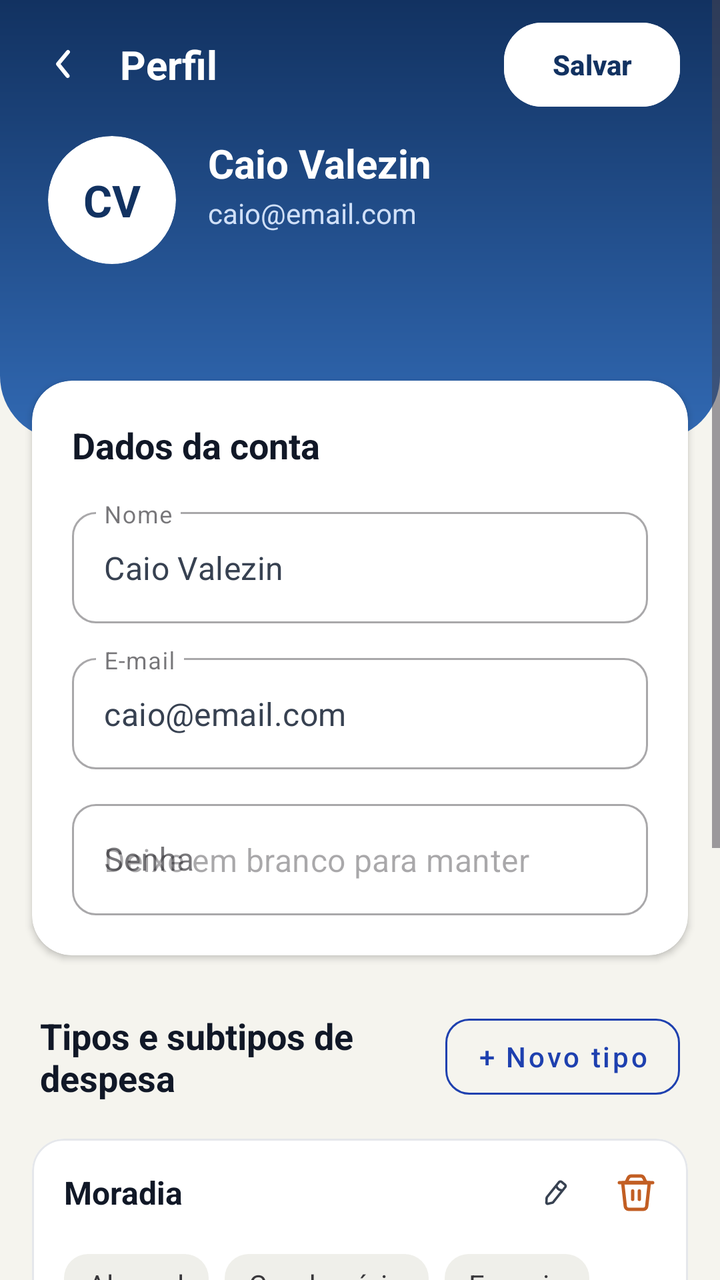
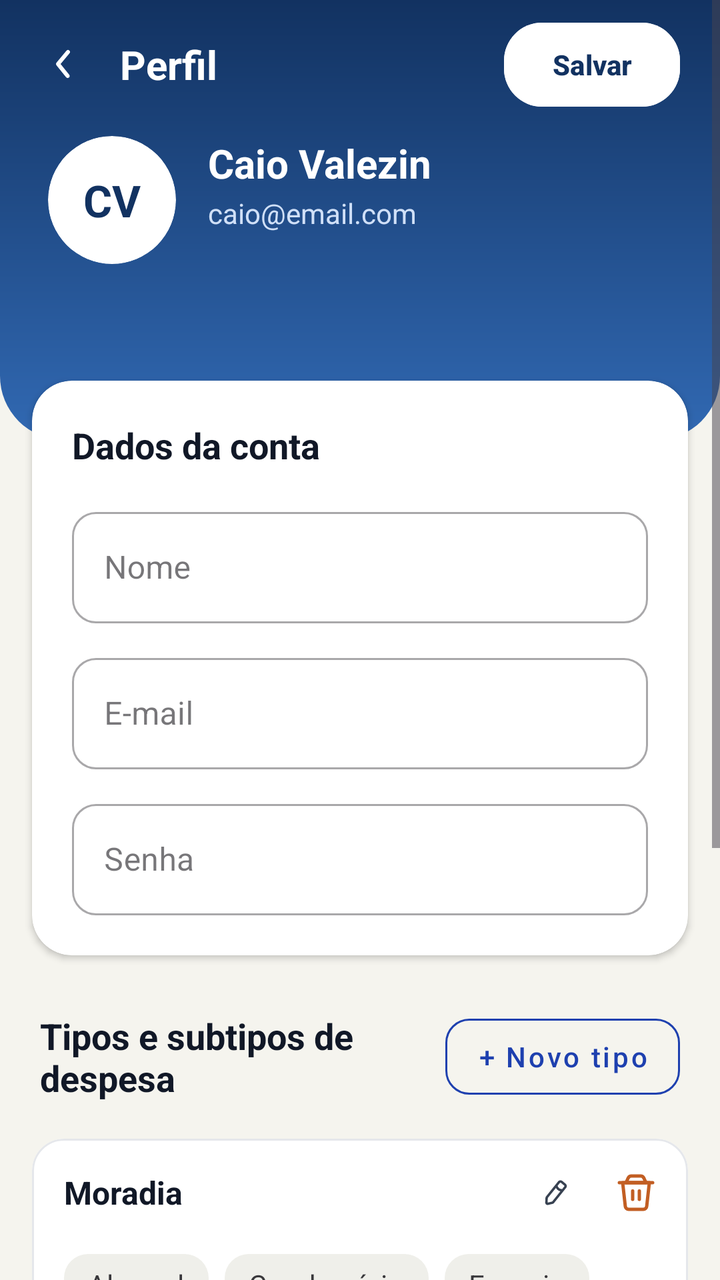

Two renders of the same Android screen: before a commit and after it. Below are the layout's source before the change and the commit's diff.
<!-- AndroidManifest.xml: application theme Theme.PIC -->
<!-- res/layout/activity_profile.xml -->
<?xml version="1.0" encoding="utf-8"?>
<ScrollView xmlns:android="http://schemas.android.com/apk/res/android"
    xmlns:app="http://schemas.android.com/apk/res-auto"
    xmlns:tools="http://schemas.android.com/tools"
    android:layout_width="match_parent"
    android:layout_height="match_parent"
    android:background="#F5F4EE"
    android:fillViewport="true">

    <androidx.constraintlayout.widget.ConstraintLayout
        android:layout_width="match_parent"
        android:layout_height="wrap_content"
        android:paddingBottom="32dp">

        
        <View
            android:id="@+id/headerBackground"
            android:layout_width="0dp"
            android:layout_height="220dp"
            android:background="@drawable/header_background"
            app:layout_constraintEnd_toEndOf="parent"
            app:layout_constraintStart_toStartOf="parent"
            app:layout_constraintTop_toTopOf="parent" />

        
        <ImageView
            android:id="@+id/btnBack"
            android:layout_width="24dp"
            android:layout_height="24dp"
            android:layout_marginStart="20dp"
            android:layout_marginTop="20dp"
            android:contentDescription="@null"
            android:src="@drawable/arrow_back"
            app:tint="@color/white"
            app:layout_constraintStart_toStartOf="parent"
            app:layout_constraintTop_toTopOf="parent" />

        
        <TextView
            android:id="@+id/tvTitle"
            android:layout_width="wrap_content"
            android:layout_height="wrap_content"
            android:layout_marginStart="16dp"
            android:text="@string/profile_title"
            android:textColor="@color/white"
            android:textSize="20sp"
            android:textStyle="bold"
            app:layout_constraintBottom_toBottomOf="@id/btnBack"
            app:layout_constraintStart_toEndOf="@id/btnBack"
            app:layout_constraintTop_toTopOf="@id/btnBack" />

        
        <com.google.android.material.button.MaterialButton
            android:id="@+id/btnSave"
            android:layout_width="wrap_content"
            android:layout_height="50dp"
            android:layout_marginEnd="20dp"
            android:backgroundTint="@color/white"
            android:paddingHorizontal="20dp"
            android:text="@string/btn_save"
            android:textAllCaps="false"
            android:textColor="#123261"
            android:textStyle="bold"
            app:cornerRadius="19dp"
            app:layout_constraintBottom_toBottomOf="@id/tvTitle"
            app:layout_constraintEnd_toEndOf="parent"
            app:layout_constraintTop_toTopOf="@id/tvTitle" />

        
        <com.google.android.material.card.MaterialCardView
            android:id="@+id/cardAvatar"
            android:layout_width="64dp"
            android:layout_height="64dp"
            android:layout_marginStart="24dp"
            android:layout_marginTop="24dp"
            app:cardBackgroundColor="@color/white"
            app:cardCornerRadius="32dp"
            app:cardElevation="0dp"
            app:strokeWidth="0dp"
            app:layout_constraintStart_toStartOf="parent"
            app:layout_constraintTop_toBottomOf="@id/btnBack">

            <TextView
                android:layout_width="wrap_content"
                android:layout_height="wrap_content"
                android:layout_gravity="center"
                android:text="CV"
                android:textColor="#123261"
                android:textSize="22sp"
                android:textStyle="bold" />
        </com.google.android.material.card.MaterialCardView>

        
        <TextView
            android:id="@+id/tvUserName"
            android:layout_width="0dp"
            android:layout_height="wrap_content"
            android:layout_marginStart="16dp"
            android:layout_marginEnd="24dp"
            android:text="Caio Valezin"
            android:textColor="@color/white"
            android:textSize="20sp"
            android:textStyle="bold"
            app:layout_constraintEnd_toEndOf="parent"
            app:layout_constraintStart_toEndOf="@id/cardAvatar"
            app:layout_constraintTop_toTopOf="@id/cardAvatar" />

        <TextView
            android:id="@+id/tvUserEmail"
            android:layout_width="0dp"
            android:layout_height="wrap_content"
            android:layout_marginTop="2dp"
            android:text="caio@email.com"
            android:textColor="#D0E0F8"
            android:textSize="14sp"
            app:layout_constraintEnd_toEndOf="@id/tvUserName"
            app:layout_constraintStart_toStartOf="@id/tvUserName"
            app:layout_constraintTop_toBottomOf="@id/tvUserName" />

        
        <com.google.android.material.card.MaterialCardView
            android:id="@+id/cardAccountData"
            android:layout_width="0dp"
            android:layout_height="wrap_content"
            android:layout_marginHorizontal="16dp"
            android:layout_marginTop="-30dp"
            app:cardBackgroundColor="@color/white"
            app:cardCornerRadius="20dp"
            app:cardElevation="2dp"
            app:strokeWidth="0dp"
            app:layout_constraintEnd_toEndOf="parent"
            app:layout_constraintStart_toStartOf="parent"
            app:layout_constraintTop_toBottomOf="@id/headerBackground">

            <LinearLayout
                android:layout_width="match_parent"
                android:layout_height="wrap_content"
                android:orientation="vertical"
                android:padding="20dp">

                <TextView
                    android:layout_width="wrap_content"
                    android:layout_height="wrap_content"
                    android:text="@string/account_data_title"
                    android:textColor="#111827"
                    android:textSize="18sp"
                    android:textStyle="bold" />

                
                <com.google.android.material.textfield.TextInputLayout
                    style="@style/Widget.MaterialComponents.TextInputLayout.OutlinedBox"
                    android:layout_width="match_parent"
                    android:layout_height="wrap_content"
                    android:layout_marginTop="16dp"
                    android:hint="@string/label_name"
                    app:boxCornerRadiusBottomEnd="12dp"
                    app:boxCornerRadiusBottomStart="12dp"
                    app:boxCornerRadiusTopEnd="12dp"
                    app:boxCornerRadiusTopStart="12dp">

                    <com.google.android.material.textfield.TextInputEditText
                        android:id="@+id/etName"
                        android:layout_width="match_parent"
                        android:layout_height="wrap_content"
                        android:inputType="textPersonName"
                        android:text="Caio Valezin"
                        android:textColor="#374151" />
                </com.google.android.material.textfield.TextInputLayout>

                
                <com.google.android.material.textfield.TextInputLayout
                    style="@style/Widget.MaterialComponents.TextInputLayout.OutlinedBox"
                    android:layout_width="match_parent"
                    android:layout_height="wrap_content"
                    android:layout_marginTop="12dp"
                    android:hint="@string/label_email"
                    app:boxCornerRadiusBottomEnd="12dp"
                    app:boxCornerRadiusBottomStart="12dp"
                    app:boxCornerRadiusTopEnd="12dp"
                    app:boxCornerRadiusTopStart="12dp">

                    <com.google.android.material.textfield.TextInputEditText
                        android:id="@+id/etEmail"
                        android:layout_width="match_parent"
                        android:layout_height="wrap_content"
                        android:inputType="textEmailAddress"
                        android:text="caio@email.com"
                        android:textColor="#374151" />
                </com.google.android.material.textfield.TextInputLayout>

                <com.google.android.material.textfield.TextInputLayout
                    style="@style/Widget.MaterialComponents.TextInputLayout.OutlinedBox"
                    android:layout_width="match_parent"
                    android:layout_height="wrap_content"
                    android:layout_marginTop="12dp"
                    android:hint="@string/label_password"
                    app:boxCornerRadiusBottomEnd="12dp"
                    app:boxCornerRadiusBottomStart="12dp"
                    app:boxCornerRadiusTopEnd="12dp"
                    app:boxCornerRadiusTopStart="12dp">

                    <com.google.android.material.textfield.TextInputEditText
                        android:id="@+id/etNewPassword"
                        android:layout_width="match_parent"
                        android:layout_height="wrap_content"
                        android:hint="@string/hint_new_password"
                        android:inputType="textPassword"
                        android:textColor="#374151" />
                </com.google.android.material.textfield.TextInputLayout>

            </LinearLayout>
        </com.google.android.material.card.MaterialCardView>

        
        <TextView
            android:id="@+id/tvExpensesTitle"
            android:layout_width="0dp"
            android:layout_height="wrap_content"
            android:layout_marginStart="20dp"
            android:layout_marginTop="28dp"
            android:text="@string/expense_types_title"
            android:textColor="#111827"
            android:textSize="18sp"
            android:textStyle="bold"
            app:layout_constraintEnd_toStartOf="@id/btnNewType"
            app:layout_constraintStart_toStartOf="parent"
            app:layout_constraintTop_toBottomOf="@id/cardAccountData" />

        <com.google.android.material.button.MaterialButton
            android:id="@+id/btnNewType"
            style="@style/Widget.MaterialComponents.Button.OutlinedButton"
            android:layout_width="wrap_content"
            android:layout_height="50dp"
            android:layout_marginEnd="20dp"
            android:text="@string/btn_new_type"
            android:textAllCaps="false"
            android:textColor="#1E40AF"
            app:cornerRadius="12dp"
            app:layout_constraintBottom_toBottomOf="@id/tvExpensesTitle"
            app:layout_constraintEnd_toEndOf="parent"
            app:layout_constraintTop_toTopOf="@id/tvExpensesTitle"
            app:strokeColor="#1E40AF"
            app:strokeWidth="1dp" />

        
        <com.google.android.material.card.MaterialCardView
            android:id="@+id/cardMoradia"
            android:layout_width="0dp"
            android:layout_height="wrap_content"
            android:layout_marginHorizontal="16dp"
            android:layout_marginTop="16dp"
            app:cardBackgroundColor="@color/white"
            app:cardCornerRadius="16dp"
            app:cardElevation="0dp"
            app:strokeColor="#E5E7EB"
            app:strokeWidth="1dp"
            app:layout_constraintEnd_toEndOf="parent"
            app:layout_constraintStart_toStartOf="parent"
            app:layout_constraintTop_toBottomOf="@id/btnNewType">

            <androidx.constraintlayout.widget.ConstraintLayout
                android:layout_width="match_parent"
                android:layout_height="wrap_content"
                android:padding="16dp">

                <TextView
                    android:id="@+id/tvMoradia"
                    android:layout_width="wrap_content"
                    android:layout_height="wrap_content"
                    android:text="Moradia"
                    android:textColor="#111827"
                    android:textSize="16sp"
                    android:textStyle="bold"
                    app:layout_constraintStart_toStartOf="parent"
                    app:layout_constraintTop_toTopOf="parent" />

                <ImageView
                    android:id="@+id/btnDeleteMoradia"
                    android:layout_width="20dp"
                    android:layout_height="20dp"
                    android:contentDescription="@null"
                    android:src="@drawable/trash"
                    app:tint="#C25E23"
                    app:layout_constraintBottom_toBottomOf="@id/tvMoradia"
                    app:layout_constraintEnd_toEndOf="parent"
                    app:layout_constraintTop_toTopOf="@id/tvMoradia" />

                <ImageView
                    android:id="@+id/btnEditMoradia"
                    android:layout_width="20dp"
                    android:layout_height="20dp"
                    android:layout_marginEnd="20dp"
                    android:contentDescription="@null"
                    android:src="@drawable/pencil"
                    app:tint="#374151"
                    app:layout_constraintBottom_toBottomOf="@id/tvMoradia"
                    app:layout_constraintEnd_toStartOf="@id/btnDeleteMoradia"
                    app:layout_constraintTop_toTopOf="@id/tvMoradia" />

                <com.google.android.material.chip.ChipGroup
                    android:layout_width="0dp"
                    android:layout_height="wrap_content"
                    android:layout_marginTop="12dp"
                    app:chipSpacingHorizontal="8dp"
                    app:layout_constraintEnd_toEndOf="parent"
                    app:layout_constraintStart_toStartOf="parent"
                    app:layout_constraintTop_toBottomOf="@id/tvMoradia">

                    <com.google.android.material.chip.Chip
                        style="@style/Widget.MaterialComponents.Chip.Action"
                        android:layout_width="wrap_content"
                        android:layout_height="wrap_content"
                        android:text="Aluguel"
                        app:chipBackgroundColor="#EFEFEA"
                        app:chipCornerRadius="12dp"
                        app:strokeWidth="0dp" />

                    <com.google.android.material.chip.Chip
                        style="@style/Widget.MaterialComponents.Chip.Action"
                        android:layout_width="wrap_content"
                        android:layout_height="wrap_content"
                        android:text="Condomínio"
                        app:chipBackgroundColor="#EFEFEA"
                        app:chipCornerRadius="12dp"
                        app:strokeWidth="0dp" />

                    <com.google.android.material.chip.Chip
                        style="@style/Widget.MaterialComponents.Chip.Action"
                        android:layout_width="wrap_content"
                        android:layout_height="wrap_content"
                        android:text="Energia"
                        app:chipBackgroundColor="#EFEFEA"
                        app:chipCornerRadius="12dp"
                        app:strokeWidth="0dp" />
                </com.google.android.material.chip.ChipGroup>

            </androidx.constraintlayout.widget.ConstraintLayout>
        </com.google.android.material.card.MaterialCardView>

        
        <com.google.android.material.card.MaterialCardView
            android:id="@+id/cardTransporte"
            android:layout_width="0dp"
            android:layout_height="wrap_content"
            android:layout_marginHorizontal="16dp"
            android:layout_marginTop="12dp"
            app:cardBackgroundColor="@color/white"
            app:cardCornerRadius="16dp"
            app:cardElevation="0dp"
            app:strokeColor="#E5E7EB"
            app:strokeWidth="1dp"
            app:layout_constraintEnd_toEndOf="parent"
            app:layout_constraintStart_toStartOf="parent"
            app:layout_constraintTop_toBottomOf="@id/cardMoradia">

            <androidx.constraintlayout.widget.ConstraintLayout
                android:layout_width="match_parent"
                android:layout_height="wrap_content"
                android:padding="16dp">

                <TextView
                    android:id="@+id/tvTransporte"
                    android:layout_width="wrap_content"
                    android:layout_height="wrap_content"
                    android:text="Transporte"
                    android:textColor="#111827"
                    android:textSize="16sp"
                    android:textStyle="bold"
                    app:layout_constraintStart_toStartOf="parent"
                    app:layout_constraintTop_toTopOf="parent" />

                <ImageView
                    android:id="@+id/btnDeleteTransporte"
                    android:layout_width="20dp"
                    android:layout_height="20dp"
                    android:contentDescription="@null"
                    android:src="@drawable/trash"
                    app:tint="#C25E23"
                    app:layout_constraintBottom_toBottomOf="@id/tvTransporte"
                    app:layout_constraintEnd_toEndOf="parent"
                    app:layout_constraintTop_toTopOf="@id/tvTransporte" />

                <ImageView
                    android:id="@+id/btnEditTransporte"
                    android:layout_width="20dp"
                    android:layout_height="20dp"
                    android:layout_marginEnd="20dp"
                    android:contentDescription="@null"
                    android:src="@drawable/pencil"
                    app:tint="#374151"
                    app:layout_constraintBottom_toBottomOf="@id/tvTransporte"
                    app:layout_constraintEnd_toStartOf="@id/btnDeleteTransporte"
                    app:layout_constraintTop_toTopOf="@id/tvTransporte" />

                <com.google.android.material.chip.ChipGroup
                    android:layout_width="0dp"
                    android:layout_height="wrap_content"
                    android:layout_marginTop="12dp"
                    app:chipSpacingHorizontal="8dp"
                    app:layout_constraintEnd_toEndOf="parent"
                    app:layout_constraintStart_toStartOf="parent"
                    app:layout_constraintTop_toBottomOf="@id/tvTransporte">

                    <com.google.android.material.chip.Chip
                        style="@style/Widget.MaterialComponents.Chip.Action"
                        android:layout_width="wrap_content"
                        android:layout_height="wrap_content"
                        android:text="Uber"
                        app:chipBackgroundColor="#EFEFEA"
                        app:chipCornerRadius="12dp"
                        app:strokeWidth="0dp" />

                    <com.google.android.material.chip.Chip
                        style="@style/Widget.MaterialComponents.Chip.Action"
                        android:layout_width="wrap_content"
                        android:layout_height="wrap_content"
                        android:text="Combustível"
                        app:chipBackgroundColor="#EFEFEA"
                        app:chipCornerRadius="12dp"
                        app:strokeWidth="0dp" />

                    <com.google.android.material.chip.Chip
                        style="@style/Widget.MaterialComponents.Chip.Action"
                        android:layout_width="wrap_content"
                        android:layout_height="wrap_content"
                        android:text="Ônibus"
                        app:chipBackgroundColor="#EFEFEA"
                        app:chipCornerRadius="12dp"
                        app:strokeWidth="0dp" />
                </com.google.android.material.chip.ChipGroup>

            </androidx.constraintlayout.widget.ConstraintLayout>
        </com.google.android.material.card.MaterialCardView>

        
        <com.google.android.material.card.MaterialCardView
            android:id="@+id/cardAlimentacao"
            android:layout_width="0dp"
            android:layout_height="wrap_content"
            android:layout_marginHorizontal="16dp"
            android:layout_marginTop="12dp"
            app:cardBackgroundColor="@color/white"
            app:cardCornerRadius="16dp"
            app:cardElevation="0dp"
            app:strokeColor="#E5E7EB"
            app:strokeWidth="1dp"
            app:layout_constraintEnd_toEndOf="parent"
            app:layout_constraintStart_toStartOf="parent"
            app:layout_constraintTop_toBottomOf="@id/cardTransporte">

            <androidx.constraintlayout.widget.ConstraintLayout
                android:layout_width="match_parent"
                android:layout_height="wrap_content"
                android:padding="16dp">

                <TextView
                    android:id="@+id/tvAlimentacao"
                    android:layout_width="wrap_content"
                    android:layout_height="wrap_content"
                    android:text="Alimentação"
                    android:textColor="#111827"
                    android:textSize="16sp"
                    android:textStyle="bold"
                    app:layout_constraintStart_toStartOf="parent"
                    app:layout_constraintTop_toTopOf="parent" />

                <ImageView
                    android:id="@+id/btnDeleteAlimentacao"
                    android:layout_width="20dp"
                    android:layout_height="20dp"
                    android:contentDescription="@null"
                    android:src="@drawable/trash"
                    app:tint="#C25E23"
                    app:layout_constraintBottom_toBottomOf="@id/tvAlimentacao"
                    app:layout_constraintEnd_toEndOf="parent"
                    app:layout_constraintTop_toTopOf="@id/tvAlimentacao" />

                <ImageView
                    android:id="@+id/btnEditAlimentacao"
                    android:layout_width="20dp"
                    android:layout_height="20dp"
                    android:layout_marginEnd="20dp"
                    android:contentDescription="@null"
                    android:src="@drawable/pencil"
                    app:layout_constraintEnd_toStartOf="@+id/btnDeleteAlimentacao"
                    app:layout_constraintTop_toTopOf="parent"
                    app:tint="#374151" />

                <com.google.android.material.chip.ChipGroup
                    android:layout_width="0dp"
                    android:layout_height="wrap_content"
                    android:layout_marginTop="12dp"
                    app:chipSpacingHorizontal="8dp"
                    app:layout_constraintEnd_toEndOf="parent"
                    app:layout_constraintStart_toStartOf="parent"
                    app:layout_constraintTop_toBottomOf="@id/tvAlimentacao">

                    <com.google.android.material.chip.Chip
                        style="@style/Widget.MaterialComponents.Chip.Action"
                        android:layout_width="wrap_content"
                        android:layout_height="wrap_content"
                        android:text="Mercado"
                        app:chipBackgroundColor="#EFEFEA"
                        app:chipCornerRadius="12dp"
                        app:strokeWidth="0dp" />

                    <com.google.android.material.chip.Chip
                        style="@style/Widget.MaterialComponents.Chip.Action"
                        android:layout_width="wrap_content"
                        android:layout_height="wrap_content"
                        android:text="Restaurante"
                        app:chipBackgroundColor="#EFEFEA"
                        app:chipCornerRadius="12dp"
                        app:strokeWidth="0dp" />
                </com.google.android.material.chip.ChipGroup>

            </androidx.constraintlayout.widget.ConstraintLayout>
        </com.google.android.material.card.MaterialCardView>

    </androidx.constraintlayout.widget.ConstraintLayout>
</ScrollView>
<!-- resources referenced by this layout -->
<resources>
  <color name="white">#FFFFFFFF</color>
  <!-- drawable arrow_back (drawable) -->
  <vector xmlns:android="http://schemas.android.com/apk/res/android" android:height="26dp" android:viewportHeight="24" android:viewportWidth="24" android:width="26dp">
        
      <path android:fillAlpha="0" android:fillColor="#000000" android:pathData="M24,0l-0,24l-24,0l-0,-24z" android:strokeAlpha="0"/>
        
      <path android:fillColor="#000000" android:pathData="M13.83,19a1,1 0,0 1,-0.78 -0.37l-4.83,-6a1,1 0,0 1,0 -1.27l5,-6a1,1 0,0 1,1.54 1.28L10.29,12l4.32,5.36a1,1 0,0 1,-0.78 1.64z"/>
      
  </vector>
  <!-- drawable header_background (drawable) -->
  <?xml version="1.0" encoding="utf-8"?>
  <shape xmlns:android="http://schemas.android.com/apk/res/android"
      android:shape="rectangle">
      <gradient
          android:angle="270"
          android:endColor="#3169B3"
          android:startColor="#123261" />
      <corners
          android:bottomLeftRadius="32dp"
          android:bottomRightRadius="32dp" />
  </shape>
  <!-- drawable pencil: vector/xml drawable (drawable, 3055 chars, omitted) -->
  <!-- drawable trash (drawable) -->
  <vector xmlns:android="http://schemas.android.com/apk/res/android" android:height="26dp" android:viewportHeight="24" android:viewportWidth="24" android:width="26dp">
        
      <path android:fillColor="#00000000" android:pathData="M4,6H20L18.42,20.221C18.307,21.234 17.451,22 16.432,22H7.568C6.549,22 5.693,21.234 5.58,20.221L4,6Z" android:strokeColor="#000000" android:strokeLineCap="round" android:strokeLineJoin="round" android:strokeWidth="2"/>
        
      <path android:fillColor="#00000000" android:pathData="M7.345,3.147C7.675,2.447 8.38,2 9.154,2H14.846C15.62,2 16.325,2.447 16.655,3.147L18,6H6L7.345,3.147Z" android:strokeColor="#000000" android:strokeLineCap="round" android:strokeLineJoin="round" android:strokeWidth="2"/>
        
      <path android:fillColor="#00000000" android:pathData="M2,6H22" android:strokeColor="#000000" android:strokeLineCap="round" android:strokeLineJoin="round" android:strokeWidth="2"/>
        
      <path android:fillColor="#00000000" android:pathData="M10,11V16" android:strokeColor="#000000" android:strokeLineCap="round" android:strokeLineJoin="round" android:strokeWidth="2"/>
        
      <path android:fillColor="#00000000" android:pathData="M14,11V16" android:strokeColor="#000000" android:strokeLineCap="round" android:strokeLineJoin="round" android:strokeWidth="2"/>
      
  </vector>
  <string name="account_data_title">Dados da conta</string>
  <string name="btn_new_type">+ Novo tipo</string>
  <string name="btn_save">Salvar</string>
  <string name="expense_types_title">Tipos e subtipos de despesa</string>
  <string name="hint_new_password">Deixe em branco para manter</string>
  <string name="label_email">E-mail</string>
  <string name="label_name">Nome</string>
  <string name="label_password">Senha</string>
  <string name="profile_title">Perfil</string>
  <style name="Theme.PIC" parent="Base.Theme.PIC" />
  <style name="Base.Theme.PIC" parent="Theme.Material3.DayNight.NoActionBar">
          
          
      </style>
</resources>

<!-- the commit's change to res/layout/activity_profile.xml (unified diff, before → after) -->
@@ -163,7 +163,6 @@
                         android:layout_width="match_parent"
                         android:layout_height="wrap_content"
                         android:inputType="textPersonName"
-                        android:text="Caio Valezin"
                         android:textColor="#374151" />
                 </com.google.android.material.textfield.TextInputLayout>
 
@@ -184,7 +183,6 @@
                         android:layout_width="match_parent"
                         android:layout_height="wrap_content"
                         android:inputType="textEmailAddress"
-                        android:text="caio@email.com"
                         android:textColor="#374151" />
                 </com.google.android.material.textfield.TextInputLayout>
 
@@ -203,7 +201,6 @@
                         android:id="@+id/etNewPassword"
                         android:layout_width="match_parent"
                         android:layout_height="wrap_content"
-                        android:hint="@string/hint_new_password"
                         android:inputType="textPassword"
                         android:textColor="#374151" />
                 </com.google.android.material.textfield.TextInputLayout>
<!-- resource entries referenced after the edit -->
@@ -40,7 +40,6 @@
   <string name="btn_new_type">+ Novo tipo</string>
   <string name="btn_save">Salvar</string>
   <string name="expense_types_title">Tipos e subtipos de despesa</string>
-  <string name="hint_new_password">Deixe em branco para manter</string>
   <string name="label_email">E-mail</string>
   <string name="label_name">Nome</string>
   <string name="label_password">Senha</string>
